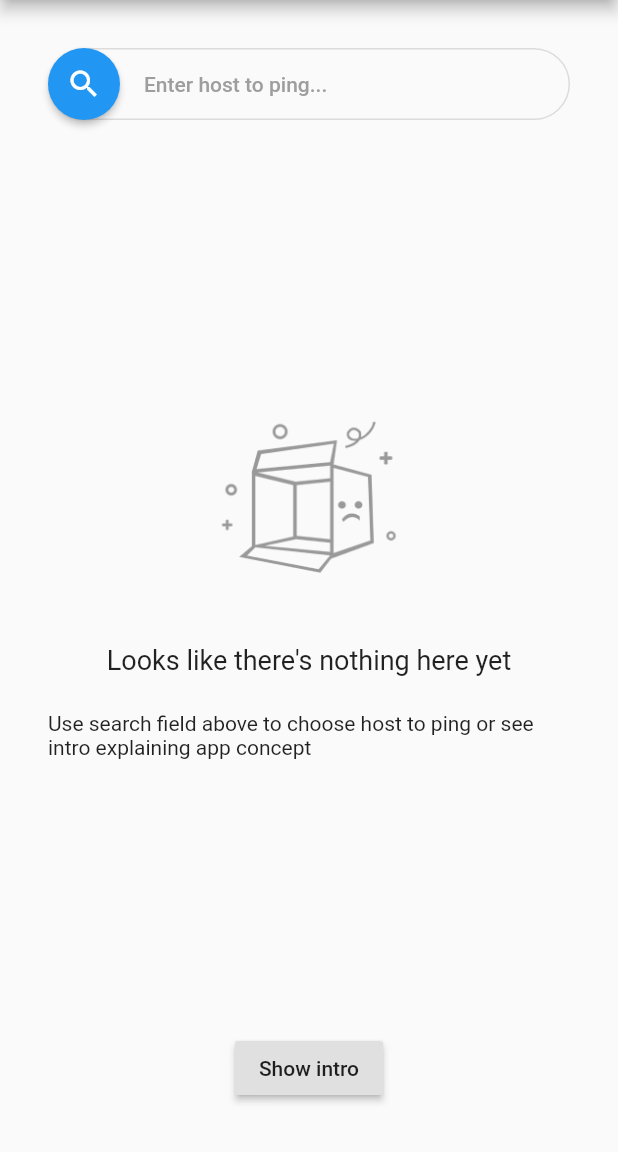
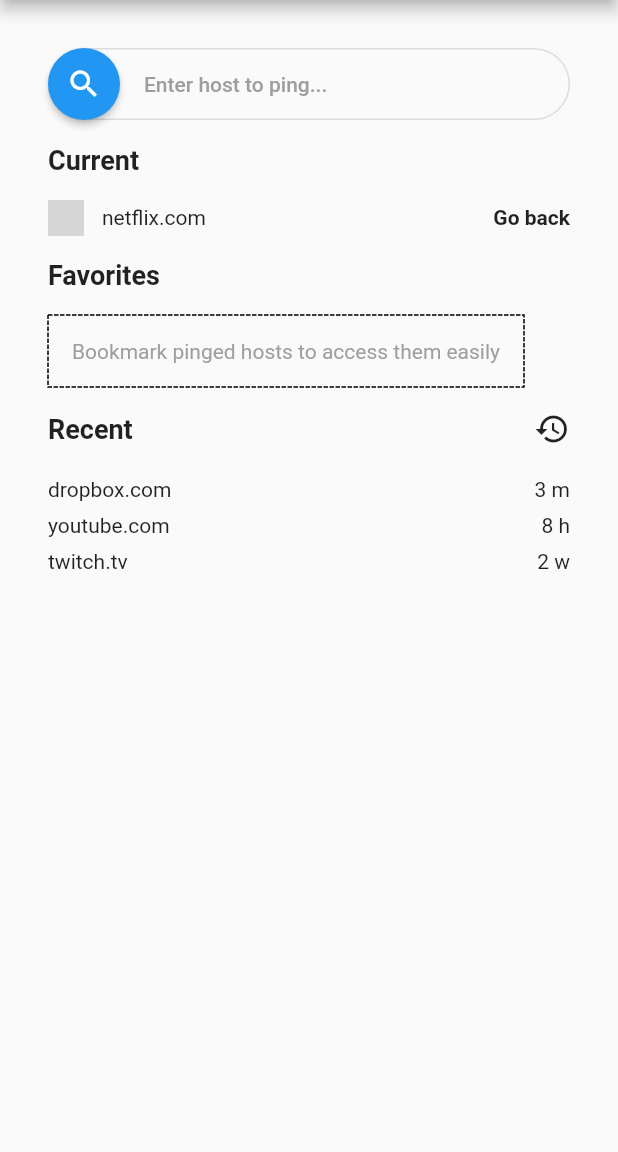
Before and after one commit to tomwyr/pinger, a Flutter app: the screen it shows after launch, on a phone screen of 412 x 824 dp, the part 84-1236 px from its top. Run offline on Flutter 3.47's test engine with Material 2 defaults, Android fonts, the phone set to English and light mode, and no system bars; drawn by our look-alikes of dotted_border; our stand-ins replace flutter_mobx, mobx; generated files the repository leaves out were written again; network calls fail; grey boxes are pictures that could not be loaded.

Commit message:
Show different home content depending on data

```diff
--- a/lib/page/home_page.dart
+++ b/lib/page/home_page.dart
@@ -1,9 +1,15 @@
+import 'package:dotted_border/dotted_border.dart';
 import 'package:flutter/material.dart';
+import 'package:flutter_mobx/flutter_mobx.dart';
 import 'package:pinger/extensions.dart';
 import 'package:pinger/page/archive_page.dart';
 import 'package:pinger/page/intro_page.dart';
+import 'package:pinger/page/ping_page.dart';
 import 'package:pinger/page/search_page.dart';
 import 'package:pinger/page/settings_page.dart';
+import 'package:pinger/store/favorites_store.dart';
+import 'package:pinger/store/history_store.dart';
+import 'package:pinger/store/ping_store.dart';
 
 class HomePage extends StatefulWidget {
   @override
@@ -11,13 +17,34 @@ class HomePage extends StatefulWidget {
 }
 
 class _HomePageState extends State<HomePage> {
+  final _historyStore = HistoryStore();
+  final _favoritesStore = FavoritesStore();
+  final _pingStore = PingStore();
+
   @override
   Widget build(BuildContext context) {
     return Scaffold(
       appBar: _buildAppBar(),
       body: Padding(
         padding: EdgeInsets.all(32.0),
-        child: _buildNoSuggestions(),
+        child: Observer(builder: (_) {
+          final history = _historyStore.items;
+          final favorites = _favoritesStore.items;
+          final ping = _pingStore.value;
+          if (history.isEmpty && favorites.isEmpty && ping == null) {
+            return _buildNoSuggestions();
+          } else {
+            return Column(
+              crossAxisAlignment: CrossAxisAlignment.start,
+              children: <Widget>[
+                _buildSearchBar(),
+                if (ping != null) ..._buildCurrentPing(ping),
+                ..._buildFavorites(favorites),
+                ..._buildHistory(history),
+              ],
+            );
+          }
+        }),
       ),
     );
   }
@@ -71,6 +98,121 @@ class _HomePageState extends State<HomePage> {
     );
   }
 
+  List<Widget> _buildCurrentPing(Ping ping) {
+    return [
+      _buildSectionTitle('Current'),
+      Row(children: [
+        Image.network(
+          'https://www.netflix.com/favicon.ico',
+          width: 24.0,
+          height: 24.0,
+        ),
+        Expanded(
+          child: Padding(
+            padding: EdgeInsets.symmetric(horizontal: 12.0),
+            child: Text(ping.host),
+          ),
+        ),
+        GestureDetector(
+          onTap: () => push(PingPage()),
+          child: Text(
+            'Go back',
+            style: TextStyle(fontWeight: FontWeight.bold),
+          ),
+        ),
+      ]),
+    ];
+  }
+
+  List<Widget> _buildFavorites(List<FavoriteItem> favorites) {
+    return [
+      _buildSectionTitle(
+        'Favorites',
+        icon: favorites.isNotEmpty ? Icons.compare_arrows : null,
+      ),
+      if (favorites.isEmpty)
+        DottedBorder(
+          padding: EdgeInsets.all(16.0),
+          child: Text(
+            'Bookmark pinged hosts to access them easily',
+            textAlign: TextAlign.center,
+            style: TextStyle(color: Colors.grey),
+          ),
+        )
+      else
+        ListView(
+          shrinkWrap: true,
+          children: favorites
+              .map((it) => Padding(
+                    padding: EdgeInsets.symmetric(vertical: 4.0),
+                    child: Row(children: <Widget>[
+                      Expanded(child: Text(it.host)),
+                      Text('${it.pingCount}'),
+                    ]),
+                  ))
+              .toList(),
+        ),
+    ];
+  }
+
+  List<Widget> _buildHistory(List<HistoryItem> history) {
+    return [
+      _buildSectionTitle(
+        'Recent',
+        icon: history.isNotEmpty ? Icons.history : null,
+      ),
+      if (history.isEmpty)
+        DottedBorder(
+          padding: EdgeInsets.all(16.0),
+          child: Text(
+            'Latest host will show up here after you ping one',
+            textAlign: TextAlign.center,
+            style: TextStyle(color: Colors.grey),
+          ),
+        )
+      else
+        ListView(
+          shrinkWrap: true,
+          children: history
+              .map((it) => Padding(
+                    padding: EdgeInsets.symmetric(vertical: 4.0),
+                    child: Row(children: [
+                      Expanded(child: Text(it.host)),
+                      Text(_getTimestampLabel(it.timestamp)),
+                    ]),
+                  ))
+              .toList(),
+        ),
+    ];
+  }
+
+  String _getTimestampLabel(DateTime timestamp) {
+    final diff = DateTime.now().difference(timestamp);
+    if (diff.inDays >= 7) return '${diff.inDays ~/ 7} w';
+    if (diff.inHours >= 24) return '${diff.inHours ~/ 24} d';
+    if (diff.inMinutes >= 60) return '${diff.inMinutes ~/ 60} h';
+    if (diff.inSeconds >= 60) return '${diff.inSeconds ~/ 60} m';
+    return '${diff.inSeconds} s';
+  }
+
+  Widget _buildSectionTitle(String title, {IconData icon}) {
+    return Padding(
+      padding: EdgeInsets.symmetric(vertical: 16.0),
+      child: Row(children: <Widget>[
+        Expanded(
+          child: Text(
+            title,
+            style: TextStyle(
+              fontWeight: FontWeight.bold,
+              fontSize: 18.0,
+            ),
+          ),
+        ),
+        if (icon != null) Icon(icon)
+      ]),
+    );
+  }
+
   Widget _buildSearchBar() {
     return Stack(
       alignment: Alignment.centerLeft,
--- /dev/null
+++ b/lib/page/ping_page.dart
@@ -0,0 +1,12 @@
+import 'package:flutter/material.dart';
+
+class PingPage extends StatelessWidget {
+  @override
+  Widget build(BuildContext context) {
+    return Scaffold(
+      body: Center(
+        child: Text('Ping'),
+      ),
+    );
+  }
+}
--- a/pubspec.yaml
+++ b/pubspec.yaml
@@ -12,6 +12,7 @@ dependencies:
   shared_preferences: ^0.5.6+1
   mobx: ^0.4.0+4
   flutter_mobx: ^0.3.6+2
+  dotted_border: ^1.0.4
 
 dev_dependencies:
   flutter_test:
```
Also changed, not shown: pubspec.lock.
